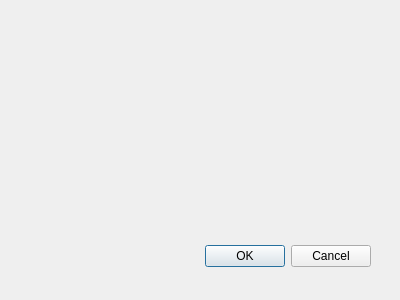
Above: ReceiveSensorData_dialog_base.ui from yoichigmf/ReceiveSensorData before the change. Below: the same form after it.
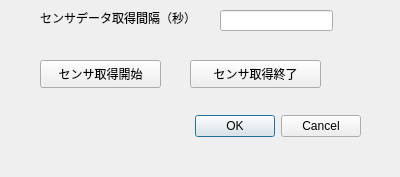
That is the form after the change.

```diff
--- a/ReceiveSensorData_dialog_base.ui
+++ b/ReceiveSensorData_dialog_base.ui
@@ -1,22 +1,22 @@
 <ui version="4.0" >
  <class>ReceiveSensorDataDialogBase</class>
- <widget class="QDialog" name="ReceiveSensorDataDialogBase" >
-  <property name="geometry" >
+ <widget class="QDialog" name="ReceiveSensorDataDialogBase">
+  <property name="geometry">
    <rect>
     <x>0</x>
     <y>0</y>
     <width>400</width>
-    <height>300</height>
+    <height>177</height>
    </rect>
   </property>
   <property name="windowTitle" >
    <string>ReceiveSensorData</string>
   </property>
-  <widget class="QDialogButtonBox" name="button_box" >
-   <property name="geometry" >
+  <widget class="QDialogButtonBox" name="button_box">
+   <property name="geometry">
     <rect>
-     <x>30</x>
-     <y>240</y>
+     <x>20</x>
+     <y>110</y>
      <width>341</width>
      <height>32</height>
     </rect>
@@ -28,6 +28,55 @@
     <set>QDialogButtonBox::Cancel|QDialogButtonBox::Ok</set>
    </property>
   </widget>
+  <widget class="QPushButton" name="buttanStart">
+   <property name="geometry">
+    <rect>
+     <x>40</x>
+     <y>60</y>
+     <width>121</width>
+     <height>28</height>
+    </rect>
+   </property>
+   <property name="text">
+    <string>センサ取得開始</string>
+   </property>
+  </widget>
+  <widget class="QLineEdit" name="lineEdit">
+   <property name="geometry">
+    <rect>
+     <x>220</x>
+     <y>10</y>
+     <width>113</width>
+     <height>21</height>
+    </rect>
+   </property>
+  </widget>
+  <widget class="QPushButton" name="buttonStop">
+   <property name="geometry">
+    <rect>
+     <x>190</x>
+     <y>60</y>
+     <width>131</width>
+     <height>28</height>
+    </rect>
+   </property>
+   <property name="text">
+    <string>センサ取得終了</string>
+   </property>
+  </widget>
+  <widget class="QLabel" name="label">
+   <property name="geometry">
+    <rect>
+     <x>40</x>
+     <y>10</y>
+     <width>191</width>
+     <height>16</height>
+    </rect>
+   </property>
+   <property name="text">
+    <string>センサデータ取得間隔（秒）</string>
+   </property>
+  </widget>
  </widget>
  <resources/>
  <connections>
```
Left out of the diff: 33 changed lines with no effect on the pictures.
